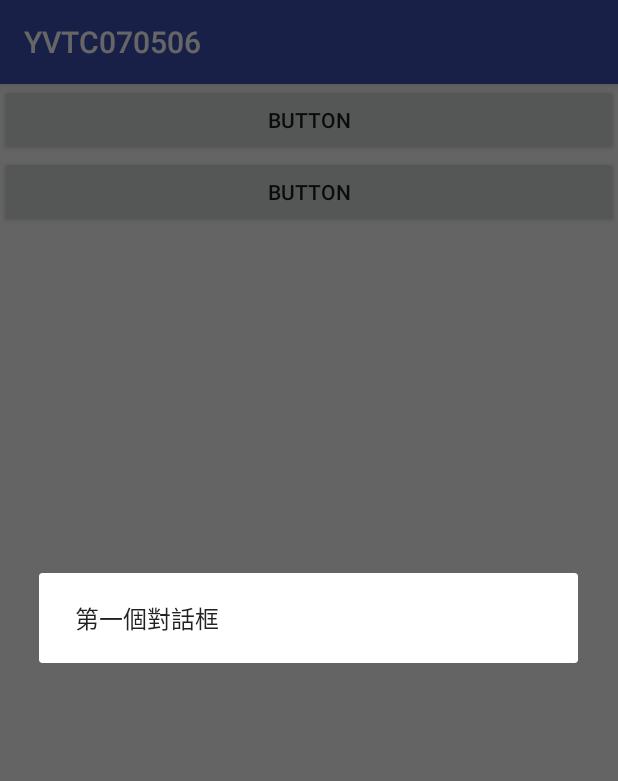
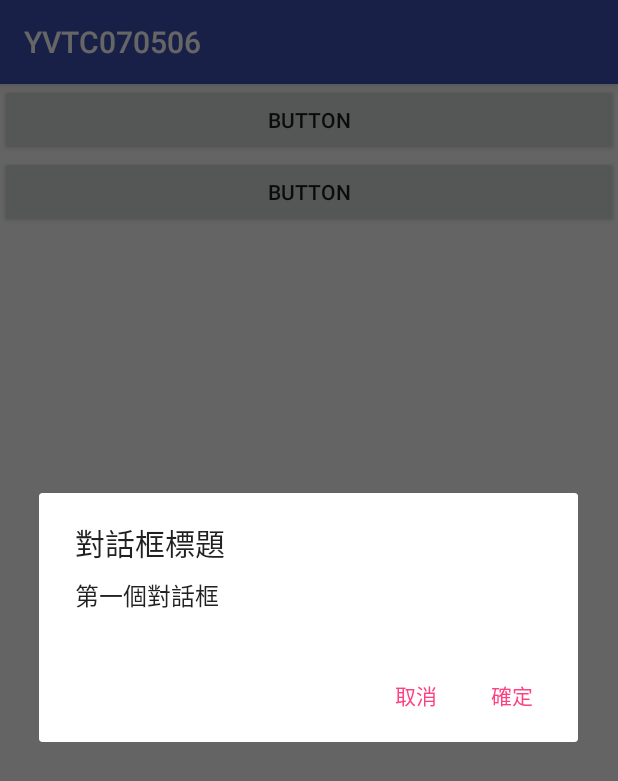
Before and after one commit to Shaojung/YVTC070506, an Android app: the screen it shows after launch (MainActivity), after a tap on "BUTTON", on a phone screen of 412 x 824 dp. Shown: the top 781 px of the screen. Run offline under Robolectric (Android 15) with nearby library versions, the phone set to English and light mode, and no system bars.

Commit message:
AlertDialog

```diff
--- a/app/src/main/java/com/example/yvtc/yvtc070506/MainActivity.java
+++ b/app/src/main/java/com/example/yvtc/yvtc070506/MainActivity.java
@@ -1,5 +1,6 @@
 package com.example.yvtc.yvtc070506;
 
+import android.content.DialogInterface;
 import android.support.v7.app.AlertDialog;
 import android.support.v7.app.AppCompatActivity;
 import android.os.Bundle;
@@ -17,6 +18,20 @@ public class MainActivity extends AppCompatActivity {
     {
         AlertDialog.Builder builder = new AlertDialog.Builder(MainActivity.this);
         builder.setMessage("第一個對話框");
+        builder.setTitle("對話框標題");
+        builder.setPositiveButton("確定", new DialogInterface.OnClickListener() {
+            @Override
+            public void onClick(DialogInterface dialog, int which) {
+
+            }
+        });
+
+        builder.setNegativeButton("取消", new DialogInterface.OnClickListener() {
+            @Override
+            public void onClick(DialogInterface dialog, int which) {
+
+            }
+        });
         builder.show();
     }
 }
```
